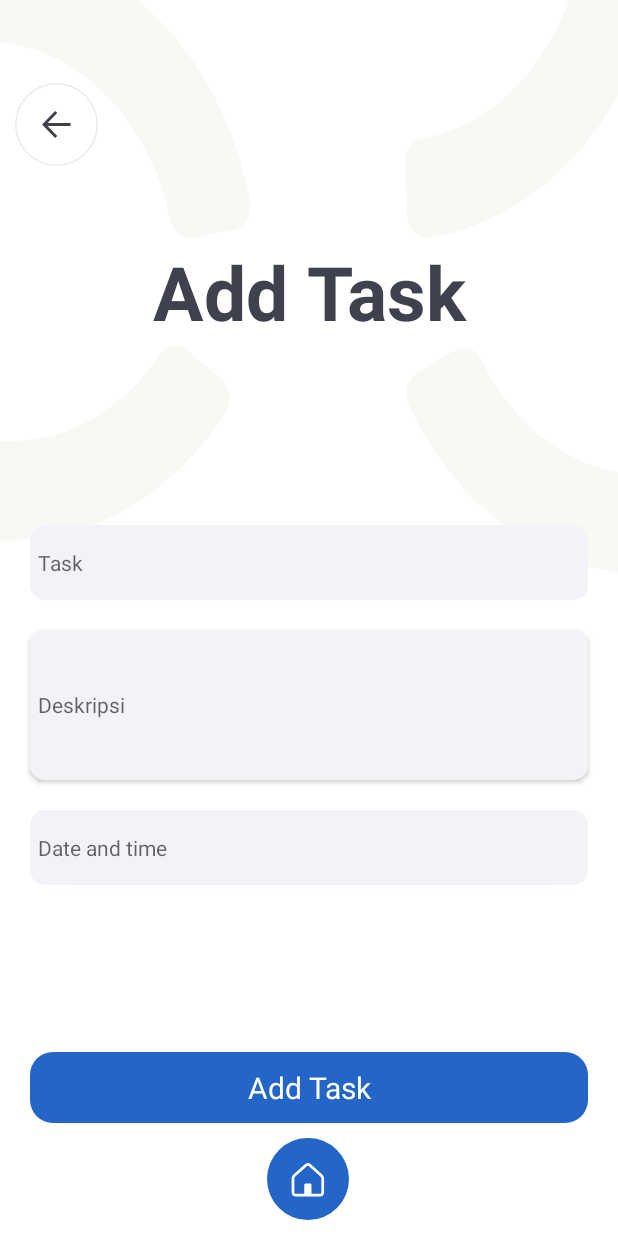
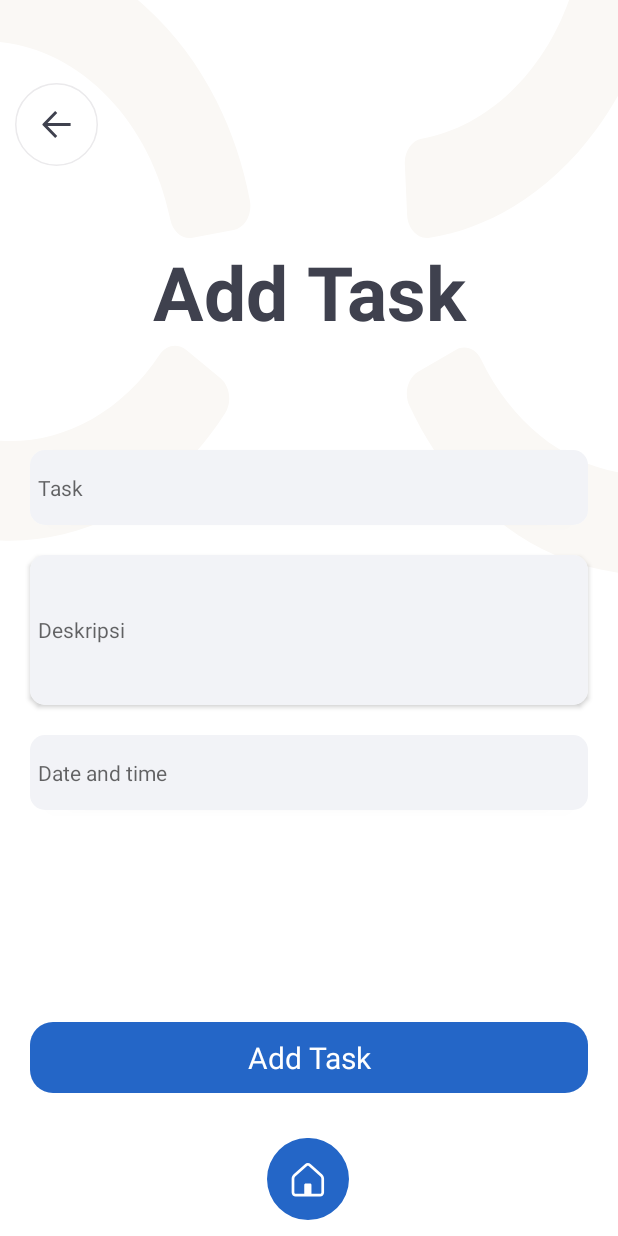
Before and after one commit to billymaulana/android-smartwork-management, an Android app: the AddTaskActivity screen opened directly, with no data from a screen before it, on a phone screen of 412 x 824 dp. Run offline under Robolectric (Android 15) with nearby library versions, the phone set to English and light mode, and no system bars; our stand-ins replace ButterKnife; libraries missing offline, so code that uses them is left out: cn.pedant; 1 statement that could not run was skipped.

Commit message:
enhance add task margin

```diff
--- a/app/src/main/res/layout/activity_add_task.xml
+++ b/app/src/main/res/layout/activity_add_task.xml
@@ -36,7 +36,7 @@
         android:layout_marginRight="20dp"
         android:layout_marginLeft="20dp"
         app:cardCornerRadius="10dp"
-        android:layout_marginTop="350dp"
+        android:layout_marginTop="300dp"
         android:layout_width="match_parent"
         android:layout_height="50dp">
         <LinearLayout
@@ -126,6 +126,7 @@
         android:paddingBottom="10dp"
         android:background="@drawable/btn_design_main"
         android:layout_marginTop="20dp"
+        android:layout_marginBottom="20dp"
         android:layout_above="@+id/home_dash">
     </TextView>
 
```
